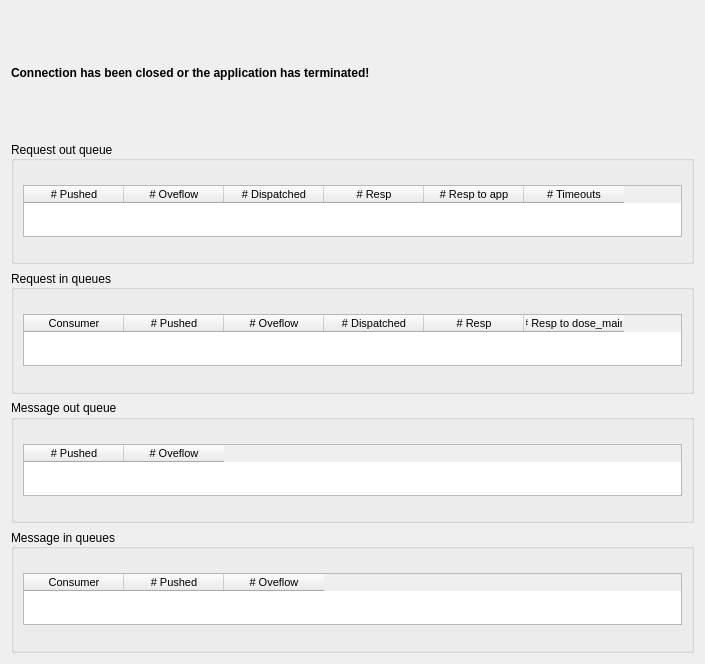
Above: src/dose/dose_dobexplorer.ss/src/connectionstats.ui from SafirSDK/safir-sdk-core before the change. Below: the same form after it.
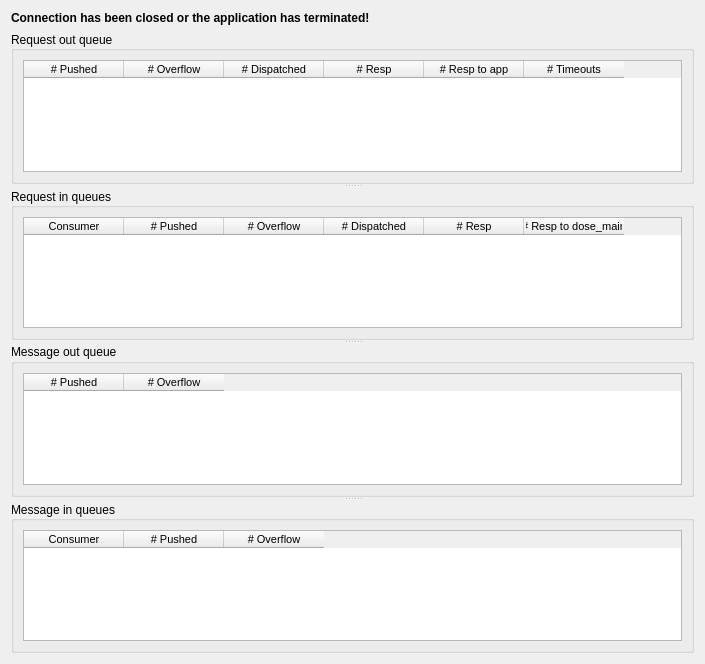
That is the form after the change.

Diff of the .ui file:
```diff
--- a/src/dose/dose_dobexplorer.ss/src/connectionstats.ui
+++ b/src/dose/dose_dobexplorer.ss/src/connectionstats.ui
@@ -12,10 +12,10 @@
   <property name="windowTitle" >
    <string>ConnectionStatistics</string>
   </property>
-  <layout class="QVBoxLayout" name="verticalLayout_5" >
+  <layout class="QVBoxLayout" name="verticalLayout">
    <item>
-    <widget class="QLabel" name="missingConnectionLabel" >
-     <property name="font" >
+    <widget class="QLabel" name="missingConnectionLabel">
+     <property name="font">
       <font>
        <weight>75</weight>
        <bold>true</bold>
@@ -27,8 +27,12 @@
     </widget>
    </item>
    <item>
-    <widget class="QGroupBox" name="reqOutQGroupBox" >
-     <property name="title" >
+    <widget class="QSplitter" name="splitter">
+     <property name="orientation">
+      <enum>Qt::Vertical</enum>
+     </property>
+     <widget class="QGroupBox" name="reqOutQGroupBox">
+      <property name="title">
       <string>Request out queue</string>
      </property>
      <property name="alignment" >
@@ -37,22 +41,10 @@
      <property name="flat" >
       <bool>true</bool>
      </property>
-     <layout class="QVBoxLayout" name="verticalLayout" >
+      <layout class="QVBoxLayout" name="verticalLayout_5">
       <item>
-       <widget class="QTableWidget" name="reqOutQTableWidget" >
-        <property name="sizePolicy" >
-         <sizepolicy vsizetype="Minimum" hsizetype="Preferred" >
-          <horstretch>0</horstretch>
-          <verstretch>0</verstretch>
-         </sizepolicy>
-        </property>
-        <property name="maximumSize" >
-         <size>
-          <width>16777215</width>
-          <height>52</height>
-         </size>
-        </property>
-        <property name="font" >
+        <widget class="QTableWidget" name="reqOutQTableWidget">
+         <property name="font">
          <font>
           <pointsize>8</pointsize>
           <weight>50</weight>
@@ -77,8 +69,8 @@
          </property>
         </column>
         <column>
-         <property name="text" >
-          <string># Oveflow</string>
+          <property name="text">
+           <string># Overflow</string>
          </property>
         </column>
         <column>
@@ -104,13 +96,9 @@
        </widget>
       </item>
      </layout>
-     <zorder>reqOutQTableWidget</zorder>
-     <zorder>missingConnectionLabel</zorder>
-    </widget>
-   </item>
-   <item>
-    <widget class="QGroupBox" name="reqInQGroupBox" >
-     <property name="title" >
+     </widget>
+     <widget class="QGroupBox" name="reqInQGroupBox">
+      <property name="title">
       <string>Request in queues</string>
      </property>
      <property name="alignment" >
@@ -121,30 +109,18 @@
      </property>
      <layout class="QVBoxLayout" name="verticalLayout_2" >
       <item>
-       <widget class="QTableWidget" name="reqInQTableWidget" >
-        <property name="sizePolicy" >
-         <sizepolicy vsizetype="Minimum" hsizetype="Preferred" >
-          <horstretch>0</horstretch>
-          <verstretch>0</verstretch>
-         </sizepolicy>
-        </property>
-        <property name="maximumSize" >
-         <size>
-          <width>16777215</width>
-          <height>52</height>
-         </size>
-        </property>
-        <property name="font" >
+        <widget class="QTableWidget" name="reqInQTableWidget">
+         <property name="font">
          <font>
           <pointsize>8</pointsize>
           <weight>50</weight>
           <bold>false</bold>
          </font>
         </property>
-        <property name="verticalScrollBarPolicy" >
-         <enum>Qt::ScrollBarAlwaysOff</enum>
-        </property>
-        <property name="selectionMode" >
+         <property name="verticalScrollBarPolicy">
+          <enum>Qt::ScrollBarAsNeeded</enum>
+         </property>
+         <property name="selectionMode">
          <enum>QAbstractItemView::NoSelection</enum>
         </property>
         <property name="rowCount" >
@@ -164,8 +140,8 @@
          </property>
         </column>
         <column>
-         <property name="text" >
-          <string># Oveflow</string>
+          <property name="text">
+           <string># Overflow</string>
          </property>
         </column>
         <column>
@@ -186,12 +162,9 @@
        </widget>
       </item>
      </layout>
-     <zorder>reqInQTableWidget</zorder>
-    </widget>
-   </item>
-   <item>
-    <widget class="QGroupBox" name="msgOutQGroupBox" >
-     <property name="title" >
+     </widget>
+     <widget class="QGroupBox" name="msgOutQGroupBox">
+      <property name="title">
       <string>Message out queue</string>
      </property>
      <property name="flat" >
@@ -199,20 +172,8 @@
      </property>
      <layout class="QVBoxLayout" name="verticalLayout_3" >
       <item>
-       <widget class="QTableWidget" name="msgOutQTableWidget" >
-        <property name="sizePolicy" >
-         <sizepolicy vsizetype="Minimum" hsizetype="Preferred" >
-          <horstretch>0</horstretch>
-          <verstretch>0</verstretch>
-         </sizepolicy>
-        </property>
-        <property name="maximumSize" >
-         <size>
-          <width>16777215</width>
-          <height>52</height>
-         </size>
-        </property>
-        <property name="font" >
+        <widget class="QTableWidget" name="msgOutQTableWidget">
+         <property name="font">
          <font>
           <pointsize>8</pointsize>
           <weight>50</weight>
@@ -237,18 +198,16 @@
          </property>
         </column>
         <column>
-         <property name="text" >
-          <string># Oveflow</string>
+          <property name="text">
+           <string># Overflow</string>
          </property>
         </column>
        </widget>
       </item>
      </layout>
     </widget>
-   </item>
-   <item>
-    <widget class="QGroupBox" name="msgInQGroupBox" >
-     <property name="title" >
+     <widget class="QGroupBox" name="msgInQGroupBox">
+      <property name="title">
       <string>Message in queues</string>
      </property>
      <property name="alignment" >
@@ -259,30 +218,18 @@
      </property>
      <layout class="QVBoxLayout" name="verticalLayout_4" >
       <item>
-       <widget class="QTableWidget" name="msgInQTableWidget" >
-        <property name="sizePolicy" >
-         <sizepolicy vsizetype="Minimum" hsizetype="Preferred" >
-          <horstretch>0</horstretch>
-          <verstretch>0</verstretch>
-         </sizepolicy>
-        </property>
-        <property name="maximumSize" >
-         <size>
-          <width>16777215</width>
-          <height>52</height>
-         </size>
-        </property>
-        <property name="font" >
+        <widget class="QTableWidget" name="msgInQTableWidget">
+         <property name="font">
          <font>
           <pointsize>8</pointsize>
           <weight>50</weight>
           <bold>false</bold>
          </font>
         </property>
-        <property name="verticalScrollBarPolicy" >
-         <enum>Qt::ScrollBarAlwaysOff</enum>
-        </property>
-        <property name="selectionMode" >
+         <property name="verticalScrollBarPolicy">
+          <enum>Qt::ScrollBarAsNeeded</enum>
+         </property>
+         <property name="selectionMode">
          <enum>QAbstractItemView::NoSelection</enum>
         </property>
         <property name="rowCount" >
@@ -302,13 +249,14 @@
          </property>
         </column>
         <column>
-         <property name="text" >
-          <string># Oveflow</string>
+          <property name="text">
+           <string># Overflow</string>
          </property>
         </column>
        </widget>
       </item>
      </layout>
+     </widget>
     </widget>
    </item>
   </layout>
```
Left out of the diff: 81 changed lines with no effect on the pictures. Lines whose indentation alone changed are shown as unchanged.
